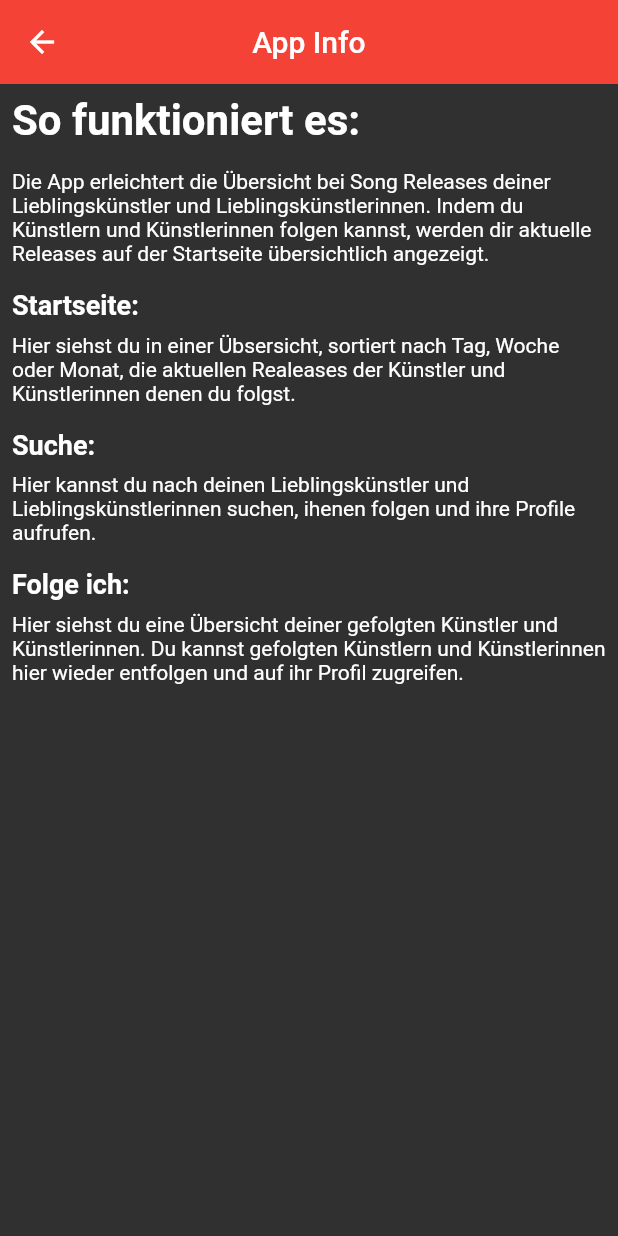
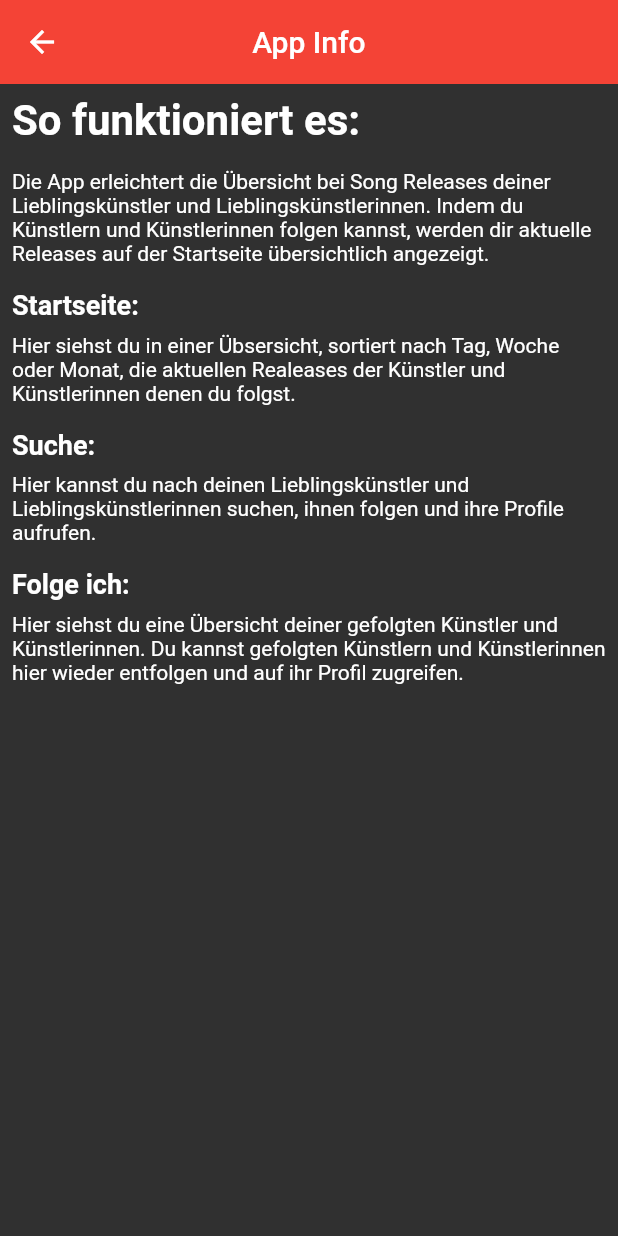
Before and after one commit to Janoxx/songApp_projekt, a Flutter app: the screen it shows after launch, in the side drawer, after a tap on "App Info", on a phone screen of 412 x 824 dp. Run offline on Flutter 3.47's test engine with Material 2 defaults, Android fonts, the light colour scheme and no system bars.

Commit message:
schreibfehler verbessert

```diff
--- a/lib/screens/appinfo.dart
+++ b/lib/screens/appinfo.dart
@@ -49,7 +49,7 @@ class _AppInfoState extends State<AppInfo> {
           Padding(
             padding: EdgeInsets.fromLTRB(8, 0, 8, 8),
             child: Text(
-                "Hier kannst du nach deinen Lieblingskünstler und Lieblingskünstlerinnen suchen, ihenen folgen und ihre Profile aufrufen."),
+                "Hier kannst du nach deinen Lieblingskünstler und Lieblingskünstlerinnen suchen, ihnen folgen und ihre Profile aufrufen."),
           ),
           Padding(
             padding: EdgeInsets.all(8.0),
```
